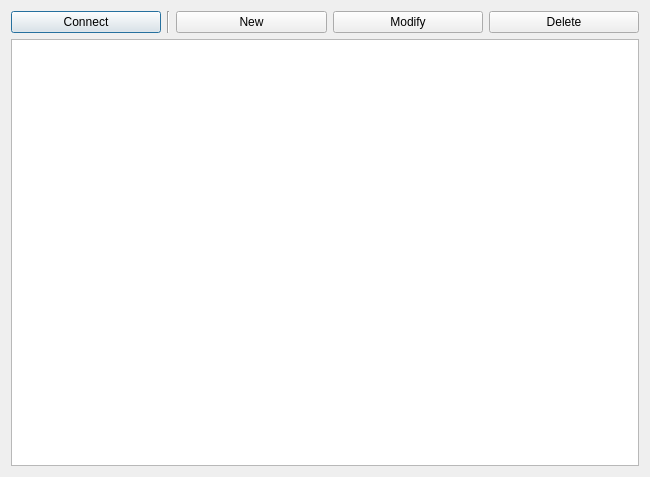
First picture: the form in woterm/qwosessionmanage.ui, repository hongnod/woterm, before the edit.
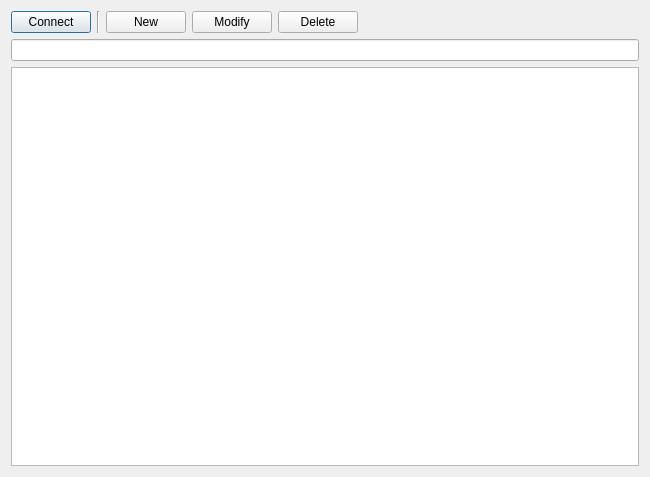
Second picture: the form after the edit.

```diff
--- a/woterm/qwosessionmanage.ui
+++ b/woterm/qwosessionmanage.ui
@@ -51,10 +51,26 @@
        </property>
       </widget>
      </item>
+     <item>
+      <spacer name="horizontalSpacer">
+       <property name="orientation">
+        <enum>Qt::Horizontal</enum>
+       </property>
+       <property name="sizeHint" stdset="0">
+        <size>
+         <width>40</width>
+         <height>20</height>
+        </size>
+       </property>
+      </spacer>
+     </item>
     </layout>
    </item>
    <item>
-    <widget class="QTableView" name="tableView"/>
+    <widget class="QLineEdit" name="lineEdit"/>
+   </item>
+   <item>
+    <widget class="QTreeView" name="treeView"/>
    </item>
   </layout>
  </widget>
```
